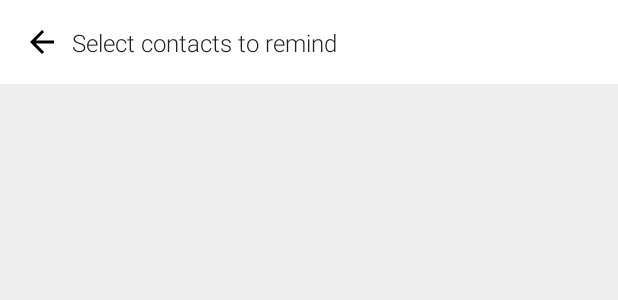
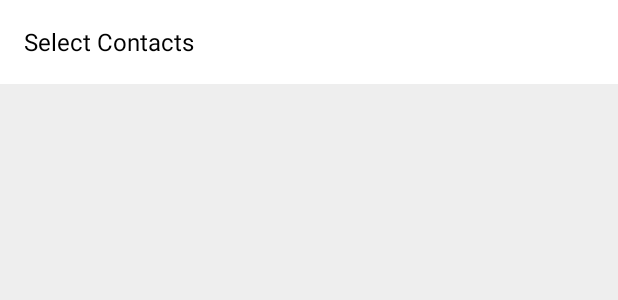
Before and after one commit to srivnaimish/RiseApp_Social_Alarm, an Android app: the layout activity_send_reminder.xml on its own in the app's theme, with its tools: preview values and no code run, on a phone screen of 412 x 824 dp. Shown: the top 300 px of the screen. Run offline under Robolectric (Android 15) with nearby library versions, the phone set to English and light mode, and no system bars.

Commit message:
RiseApp only Contacts

```diff
--- a/app/src/main/java/com/riseapps/riseapp/Components/AppConstants.java
+++ b/app/src/main/java/com/riseapps/riseapp/Components/AppConstants.java
@@ -25,6 +25,8 @@ public class AppConstants {
 
     public static final int RC_SIGN_IN = 9001;
     public static final int RC_RINGTONE = 101;
+    public static final int GET_CONTACTS_FROM_DB = 0;
+    public static final int RESYNC_CONTACTS = 1;
 
     public static final String[] weekdays = {"Mo", "Tu", "We", "Th", "Fr", "Sa", "Su"};
 
@@ -34,6 +36,7 @@ public class AppConstants {
 
     public static final String LOGIN = "login";
     public static final String REMINDER = "reminder";
+    public static final String GET_CONTACTS = "GET_CONTACTS";
 
     public static final String BASE_URL = "http://192.168.1.105/";
 
--- a/app/src/main/java/com/riseapps/riseapp/executor/Network/RequestInterface.java
+++ b/app/src/main/java/com/riseapps/riseapp/executor/Network/RequestInterface.java
@@ -1,5 +1,7 @@
 package com.riseapps.riseapp.executor.Network;
 
+import com.riseapps.riseapp.model.Pojo.Server.ContactRequest;
+import com.riseapps.riseapp.model.Pojo.Server.ContactsResponse;
 import com.riseapps.riseapp.model.Pojo.Server.LoginRequest;
 import com.riseapps.riseapp.model.Pojo.Server.MessageRequest;
 import com.riseapps.riseapp.model.Pojo.Server.ServerResponse;
@@ -18,4 +20,7 @@ public interface RequestInterface {
 
     @POST("RiseApp/index.php")
     Call<ServerResponse> chat(@Body MessageRequest request);
+
+    @POST("RiseApp/index.php")
+    Call<ContactsResponse> contacts(@Body ContactRequest request);
 }
--- a/app/src/main/res/layout/activity_send_reminder.xml
+++ b/app/src/main/res/layout/activity_send_reminder.xml
@@ -14,58 +14,9 @@
         android:background="?colorPrimary"
         app:layout_constraintEnd_toEndOf="parent"
         app:layout_constraintStart_toStartOf="parent"
-        app:layout_constraintTop_toTopOf="parent">
-
-        <android.support.constraint.ConstraintLayout
-            android:layout_width="match_parent"
-            android:layout_height="match_parent">
-
-            <ImageView
-                android:id="@+id/back"
-                android:layout_width="wrap_content"
-                android:layout_height="wrap_content"
-                android:layout_marginBottom="8dp"
-                android:layout_marginTop="8dp"
-                app:layout_constraintBottom_toBottomOf="parent"
-                app:layout_constraintStart_toStartOf="parent"
-                app:layout_constraintTop_toTopOf="parent"
-                app:srcCompat="@drawable/ic_back" />
-
-            <TextView
-                android:id="@+id/selection_count"
-                android:layout_width="wrap_content"
-                android:layout_height="wrap_content"
-                android:layout_gravity="center"
-                android:layout_marginBottom="8dp"
-                android:layout_marginStart="8dp"
-                android:layout_marginTop="8dp"
-                android:fontFamily="sans-serif-light"
-                android:text="Select contacts to remind"
-                android:textSize="16sp"
-                app:layout_constraintBottom_toBottomOf="parent"
-                app:layout_constraintStart_toEndOf="@+id/back"
-                app:layout_constraintTop_toTopOf="parent" />
-
-            <!-- <Button
-                android:id="@+id/button_done"
-                style="@style/Widget.AppCompat.Button.Borderless.Colored"
-                android:layout_width="wrap_content"
-                android:layout_height="wrap_content"
-                android:layout_marginBottom="8dp"
-                android:layout_marginEnd="8dp"
-                android:layout_marginTop="8dp"
-                android:drawableEnd="@drawable/ic_check"
-                android:fontFamily="sans-serif-light"
-                android:text="Done"
-                android:textAllCaps="false"
-                app:layout_constraintBottom_toBottomOf="parent"
-                app:layout_constraintEnd_toEndOf="parent"
-                app:layout_constraintTop_toTopOf="parent"
-                android:visibility="gone"/>-->
-
-        </android.support.constraint.ConstraintLayout>
-
-    </android.support.v7.widget.Toolbar>
+        app:layout_constraintTop_toTopOf="parent"
+        app:title="Select Contacts"
+        app:titleTextAppearance="@style/TextAppearance.AppCompat.Menu" />
 
     <android.support.v7.widget.RecyclerView
         android:id="@+id/contacts"
```
Also changed, not shown: app/src/main/java/com/riseapps/riseapp/executor/ContactsSync.java (added, +120 -0 lines), app/src/main/java/com/riseapps/riseapp/executor/Interface/ContactCallback.java (added, +14 -0 lines), app/src/main/java/com/riseapps/riseapp/model/Pojo/Server/ContactRequest.java (added, +35 -0 lines), app/src/main/java/com/riseapps/riseapp/model/Pojo/Server/ContactsResponse.java (added, +33 -0 lines), app/src/main/java/com/riseapps/riseapp/view/activity/MainActivity.java (+30 -1 lines), app/src/main/java/com/riseapps/riseapp/view/activity/SendReminderActivity.java (+82 -22 lines), app/src/main/java/com/riseapps/riseapp/view/activity/Walkthrough.java (+0 -15 lines), app/src/main/res/drawable/ic_sync.xml (added, +9 -0 lines), app/src/main/res/menu/contacts_menu.xml (added, +10 -0 lines), 1 other file.
